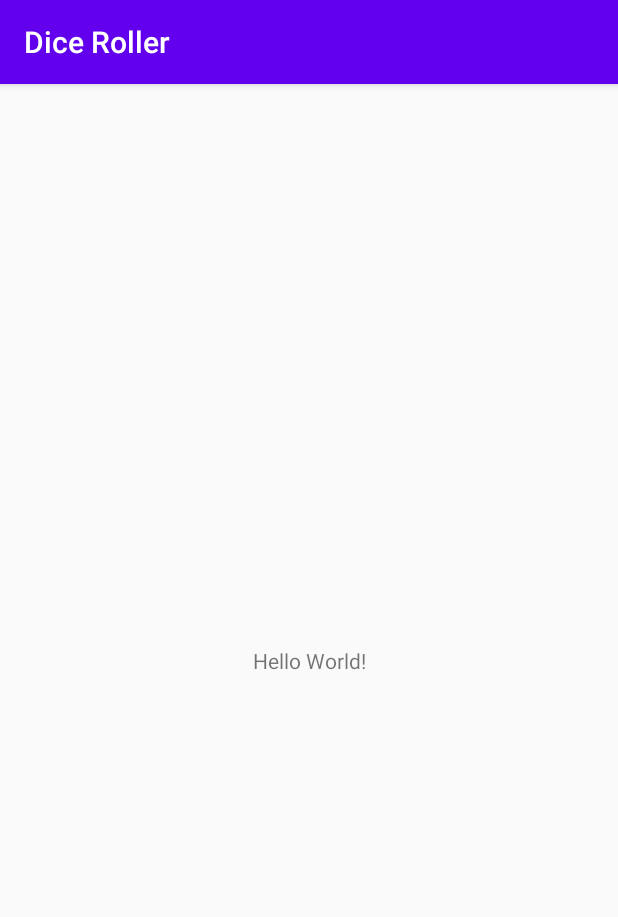
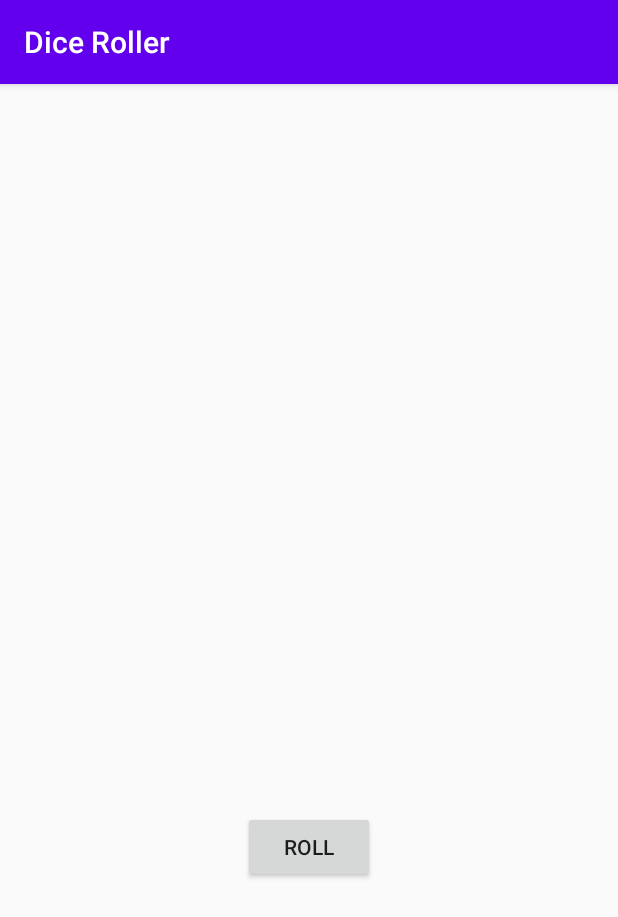
Before and after one commit to iaohs/DiceRoller, an Android app: the screen it shows after launch (MainActivity), on a phone screen of 412 x 824 dp. Shown: the top 917 px of the screen. Run offline under Robolectric (Android 15) with nearby library versions, the phone set to English and light mode, and no system bars.

Commit message:
added logic for dice roll

```diff
--- a/app/src/main/java/com/example/sample/diceroller/MainActivity.kt
+++ b/app/src/main/java/com/example/sample/diceroller/MainActivity.kt
@@ -2,11 +2,36 @@ package com.example.sample.diceroller
 
 import androidx.appcompat.app.AppCompatActivity
 import android.os.Bundle
+import android.widget.Button
+import android.widget.ImageView
+import java.util.*
 
 class MainActivity : AppCompatActivity() {
+
+    lateinit var diceImage: ImageView
 
     override fun onCreate(savedInstanceState: Bundle?) {
         super.onCreate(savedInstanceState)
         setContentView(R.layout.activity_main)
+
+        val rollButton: Button = findViewById(R.id.roll_button)
+        rollButton.setOnClickListener {
+            rollDice()
+        }
+
+        diceImage = findViewById(R.id.dice_image)
+    }
+
+    private fun rollDice() {
+        val randomInt = Random().nextInt(6) + 1
+        var diceImageSource = when(randomInt) {
+            1 -> R.drawable.dice_1
+            2 -> R.drawable.dice_2
+            3 -> R.drawable.dice_3
+            4 -> R.drawable.dice_4
+            5 -> R.drawable.dice_5
+            else -> R.drawable.dice_6
+        }
+        diceImage.setImageResource(diceImageSource)
     }
 }
--- /dev/null
+++ b/app/src/main/res/drawable/dice_1.xml
@@ -0,0 +1,66 @@
+<!--
+  ~ Copyright 2018, The Android Open Source Project
+  ~
+  ~ Licensed under the Apache License, Version 2.0 (the "License");
+  ~ you may not use this file except in compliance with the License.
+  ~ You may obtain a copy of the License at
+  ~
+  ~     http://www.apache.org/licenses/LICENSE-2.0
+  ~
+  ~ Unless required by applicable law or agreed to in writing, software
+  ~ distributed under the License is distributed on an "AS IS" BASIS,
+  ~ WITHOUT WARRANTIES OR CONDITIONS OF ANY KIND, either express or implied.
+  ~ See the License for the specific language governing permissions and
+  ~ limitations under the License.
+  -->
+
+<vector xmlns:android="http://schemas.android.com/apk/res/android"
+    android:width="200dp"
+    android:height="250dp"
+    android:viewportWidth="800"
+    android:viewportHeight="1000">
+    <path
+        android:fillAlpha="0.5"
+        android:fillColor="#eee"
+        android:pathData="M740.8,635.42c-68.27,90.47 -249.77,201.76 -316,240.63a50.7,50.7 0,0 1,-49.93 0.81c-64.19,-35 -234.09,-133.88 -315.65,-242a14.69,14.69 0,0 1,-0.12 -17.49c77.58,-106.29 159.67,-258.89 341.06,-258.89 182,0 242.19,139.08 340.27,258.88A14.62,14.62 0,0 1,740.8 635.42Z"
+        android:strokeAlpha="0.5" />
+    <path
+        android:fillColor="#bdbdbd"
+        android:pathData="M704.9,630l-294.29,191.06l0,-340.85l294.29,-191.06l0,340.85z" />
+    <path
+        android:fillColor="#e0e0e0"
+        android:pathData="M97.59,630l294.29,191.06l0,-340.85l-294.29,-191.06l0,340.85z" />
+    <path
+        android:fillColor="#f5f5f5"
+        android:pathData="M400.14,464.73l-293.19,-191.45l293.19,-156.31l295.39,156.31l-295.39,191.45z" />
+    <path
+        android:fillColor="#eee"
+        android:pathData="M106.95,273.28l-9.36,15.87l294.29,191.06l8.26,-15.48l-293.19,-191.45z" />
+    <path
+        android:fillColor="#e0e0e0"
+        android:pathData="M695.53,273.28l9.37,15.87l-294.29,191.06l-10.47,-15.48l295.39,-191.45z" />
+    <path
+        android:fillColor="#eee"
+        android:pathData="M391.88,480.21h18.73v340.85h-18.73z" />
+    <path
+        android:fillColor="#f5f5f5"
+        android:pathData="M400.14,464.73l-8.26,15.48l18.73,0l-10.47,-15.48z" />
+    <path
+        android:fillColor="#78c257"
+        android:pathData="M397.45,297.62a16.9,28.71 97.07,1 0,4.16 -33.54a16.9,28.71 97.07,1 0,-4.16 33.54z" />
+    <path
+        android:fillColor="#78c257"
+        android:pathData="M297.17,539.02a30.12,16.11 53.82,1 0,26.01 -19.02a30.12,16.11 53.82,1 0,-26.01 19.02z" />
+    <path
+        android:fillColor="#78c257"
+        android:pathData="M161.96,588.24a30.12,16.11 53.82,1 0,26.01 -19.02a30.12,16.11 53.82,1 0,-26.01 19.02z" />
+    <path
+        android:fillColor="#78c257"
+        android:pathData="M551.15,579.45a30.12,16.11 126.18,1 0,35.56 -48.62a30.12,16.11 126.18,1 0,-35.56 48.62z" />
+    <path
+        android:fillColor="#78c257"
+        android:pathData="M469.12,549.58a30.12,16.11 126.18,1 0,35.56 -48.62a30.12,16.11 126.18,1 0,-35.56 48.62z" />
+    <path
+        android:fillColor="#78c257"
+        android:pathData="M633.17,609.29a30.12,16.11 126.18,1 0,35.56 -48.62a30.12,16.11 126.18,1 0,-35.56 48.62z" />
+</vector>
--- /dev/null
+++ b/app/src/main/res/drawable/dice_2.xml
@@ -0,0 +1,66 @@
+<!--
+  ~ Copyright 2018, The Android Open Source Project
+  ~
+  ~ Licensed under the Apache License, Version 2.0 (the "License");
+  ~ you may not use this file except in compliance with the License.
+  ~ You may obtain a copy of the License at
+  ~
+  ~     http://www.apache.org/licenses/LICENSE-2.0
+  ~
+  ~ Unless required by applicable law or agreed to in writing, software
+  ~ distributed under the License is distributed on an "AS IS" BASIS,
+  ~ WITHOUT WARRANTIES OR CONDITIONS OF ANY KIND, either express or implied.
+  ~ See the License for the specific language governing permissions and
+  ~ limitations under the License.
+  -->
+
+<vector xmlns:android="http://schemas.android.com/apk/res/android"
+    android:width="200dp"
+    android:height="250dp"
+    android:viewportWidth="800"
+    android:viewportHeight="1000">
+    <path
+        android:fillAlpha="0.5"
+        android:fillColor="#eee"
+        android:pathData="M740.8,635.42c-68.27,90.47 -249.77,201.76 -316,240.63a50.7,50.7 0,0 1,-49.93 0.81c-64.19,-35 -234.09,-133.88 -315.65,-242a14.69,14.69 0,0 1,-0.12 -17.49c77.58,-106.29 159.67,-258.89 341.06,-258.89 182,0 242.19,139.08 340.27,258.88A14.62,14.62 0,0 1,740.8 635.42Z"
+        android:strokeAlpha="0.5" />
+    <path
+        android:fillColor="#bdbdbd"
+        android:pathData="M704.9,630l-294.29,191.06l0,-340.85l294.29,-191.06l0,340.85z" />
+    <path
+        android:fillColor="#e0e0e0"
+        android:pathData="M97.59,630l294.29,191.06l0,-340.85l-294.29,-191.06l0,340.85z" />
+    <path
+        android:fillColor="#f5f5f5"
+        android:pathData="M400.14,464.73l-293.19,-191.45l293.19,-156.31l295.39,156.31l-295.39,191.45z" />
+    <path
+        android:fillColor="#eee"
+        android:pathData="M106.95,273.28l-9.36,15.87l294.29,191.06l8.26,-15.48l-293.19,-191.45z" />
+    <path
+        android:fillColor="#e0e0e0"
+        android:pathData="M695.53,273.28l9.37,15.87l-294.29,191.06l-10.47,-15.48l295.39,-191.45z" />
+    <path
+        android:fillColor="#eee"
+        android:pathData="M391.88,480.21h18.73v340.85h-18.73z" />
+    <path
+        android:fillColor="#f5f5f5"
+        android:pathData="M400.14,464.73l-8.26,15.48l18.73,0l-10.47,-15.48z" />
+    <path
+        android:fillColor="#78c257"
+        android:pathData="M520.85,303.25a16.9,28.71 97.07,1 0,4.16 -33.54a16.9,28.71 97.07,1 0,-4.16 33.54z" />
+    <path
+        android:fillColor="#78c257"
+        android:pathData="M273.33,291.99a16.9,28.71 97.07,1 0,4.16 -33.54a16.9,28.71 97.07,1 0,-4.16 33.54z" />
+    <path
+        android:fillColor="#78c257"
+        android:pathData="M229.56,563.64a30.12,16.11 53.82,1 0,26.01 -19.02a30.12,16.11 53.82,1 0,-26.01 19.02z" />
+    <path
+        android:fillColor="#78c257"
+        android:pathData="M311.58,533.77a30.12,16.11 53.82,1 0,26.01 -19.02a30.12,16.11 53.82,1 0,-26.01 19.02z" />
+    <path
+        android:fillColor="#78c257"
+        android:pathData="M147.54,593.49a30.12,16.11 53.82,1 0,26.01 -19.02a30.12,16.11 53.82,1 0,-26.01 19.02z" />
+    <path
+        android:fillColor="#78c257"
+        android:pathData="M551.15,579.45a30.12,16.11 126.18,1 0,35.56 -48.62a30.12,16.11 126.18,1 0,-35.56 48.62z" />
+</vector>
--- /dev/null
+++ b/app/src/main/res/drawable/dice_3.xml
@@ -0,0 +1,66 @@
+<!--
+  ~ Copyright 2018, The Android Open Source Project
+  ~
+  ~ Licensed under the Apache License, Version 2.0 (the "License");
+  ~ you may not use this file except in compliance with the License.
+  ~ You may obtain a copy of the License at
+  ~
+  ~     http://www.apache.org/licenses/LICENSE-2.0
+  ~
+  ~ Unless required by applicable law or agreed to in writing, software
+  ~ distributed under the License is distributed on an "AS IS" BASIS,
+  ~ WITHOUT WARRANTIES OR CONDITIONS OF ANY KIND, either express or implied.
+  ~ See the License for the specific language governing permissions and
+  ~ limitations under the License.
+  -->
+
+<vector xmlns:android="http://schemas.android.com/apk/res/android"
+    android:width="200dp"
+    android:height="250dp"
+    android:viewportWidth="800"
+    android:viewportHeight="1000">
+    <path
+        android:fillAlpha="0.5"
+        android:fillColor="#eee"
+        android:pathData="M740.8,635.42c-68.27,90.47 -249.77,201.76 -316,240.63a50.7,50.7 0,0 1,-49.93 0.81c-64.19,-35 -234.09,-133.88 -315.65,-242a14.69,14.69 0,0 1,-0.12 -17.49c77.58,-106.29 159.67,-258.89 341.06,-258.89 182,0 242.19,139.08 340.27,258.88A14.62,14.62 0,0 1,740.8 635.42Z"
+        android:strokeAlpha="0.5" />
+    <path
+        android:fillColor="#bdbdbd"
+        android:pathData="M704.9,630l-294.29,191.06l0,-340.85l294.29,-191.06l0,340.85z" />
+    <path
+        android:fillColor="#e0e0e0"
+        android:pathData="M97.59,630l294.29,191.06l0,-340.85l-294.29,-191.06l0,340.85z" />
+    <path
+        android:fillColor="#f5f5f5"
+        android:pathData="M400.14,464.73l-293.19,-191.45l293.19,-156.31l295.39,156.31l-295.39,191.45z" />
+    <path
+        android:fillColor="#eee"
+        android:pathData="M106.95,273.28l-9.36,15.87l294.29,191.06l8.26,-15.48l-293.19,-191.45z" />
+    <path
+        android:fillColor="#e0e0e0"
+        android:pathData="M695.53,273.28l9.37,15.87l-294.29,191.06l-10.47,-15.48l295.39,-191.45z" />
+    <path
+        android:fillColor="#eee"
+        android:pathData="M391.88,480.21h18.73v340.85h-18.73z" />
+    <path
+        android:fillColor="#f5f5f5"
+        android:pathData="M400.14,464.73l-8.26,15.48l18.73,0l-10.47,-15.48z" />
+    <path
+        android:fillColor="#78c257"
+        android:pathData="M398.11,297.62a16.9,28.71 97.07,1 0,4.16 -33.54a16.9,28.71 97.07,1 0,-4.16 33.54z" />
+    <path
+        android:fillColor="#78c257"
+        android:pathData="M548.27,304.46a16.9,28.71 97.07,1 0,4.16 -33.54a16.9,28.71 97.07,1 0,-4.16 33.54z" />
+    <path
+        android:fillColor="#78c257"
+        android:pathData="M247.95,290.79a16.9,28.71 97.07,1 0,4.16 -33.54a16.9,28.71 97.07,1 0,-4.16 33.54z" />
+    <path
+        android:fillColor="#78c257"
+        android:pathData="M229.56,563.64a30.12,16.11 53.82,1 0,26.01 -19.02a30.12,16.11 53.82,1 0,-26.01 19.02z" />
+    <path
+        android:fillColor="#78c257"
+        android:pathData="M483.54,554.83a30.12,16.11 126.18,1 0,35.56 -48.62a30.12,16.11 126.18,1 0,-35.56 48.62z" />
+    <path
+        android:fillColor="#78c257"
+        android:pathData="M618.75,604.04a30.12,16.11 126.18,1 0,35.56 -48.62a30.12,16.11 126.18,1 0,-35.56 48.62z" />
+</vector>
--- /dev/null
+++ b/app/src/main/res/drawable/dice_4.xml
@@ -0,0 +1,69 @@
+<!--
+  ~ Copyright 2018, The Android Open Source Project
+  ~
+  ~ Licensed under the Apache License, Version 2.0 (the "License");
+  ~ you may not use this file except in compliance with the License.
+  ~ You may obtain a copy of the License at
+  ~
+  ~     http://www.apache.org/licenses/LICENSE-2.0
+  ~
+  ~ Unless required by applicable law or agreed to in writing, software
+  ~ distributed under the License is distributed on an "AS IS" BASIS,
+  ~ WITHOUT WARRANTIES OR CONDITIONS OF ANY KIND, either express or implied.
+  ~ See the License for the specific language governing permissions and
+  ~ limitations under the License.
+  -->
+
+<vector xmlns:android="http://schemas.android.com/apk/res/android"
+    android:width="200dp"
+    android:height="250dp"
+    android:viewportWidth="800"
+    android:viewportHeight="1000">
+    <path
+        android:fillAlpha="0.5"
+        android:fillColor="#eee"
+        android:pathData="M740.8,635.42c-68.27,90.47 -249.77,201.76 -316,240.63a50.7,50.7 0,0 1,-49.93 0.81c-64.19,-35 -234.09,-133.88 -315.65,-242a14.69,14.69 0,0 1,-0.12 -17.49c77.58,-106.29 159.67,-258.89 341.06,-258.89 182,0 242.19,139.08 340.27,258.88A14.62,14.62 0,0 1,740.8 635.42Z"
+        android:strokeAlpha="0.5" />
+    <path
+        android:fillColor="#bdbdbd"
+        android:pathData="M704.9,630l-294.29,191.06l0,-340.85l294.29,-191.06l0,340.85z" />
+    <path
+        android:fillColor="#e0e0e0"
+        android:pathData="M97.59,630l294.29,191.06l0,-340.85l-294.29,-191.06l0,340.85z" />
+    <path
+        android:fillColor="#f5f5f5"
+        android:pathData="M400.14,464.73l-293.19,-191.45l293.19,-156.31l295.39,156.31l-295.39,191.45z" />
+    <path
+        android:fillColor="#eee"
+        android:pathData="M106.95,273.28l-9.36,15.87l294.29,191.06l8.26,-15.48l-293.19,-191.45z" />
+    <path
+        android:fillColor="#e0e0e0"
+        android:pathData="M695.53,273.28l9.37,15.87l-294.29,191.06l-10.47,-15.48l295.39,-191.45z" />
+    <path
+        android:fillColor="#eee"
+        android:pathData="M391.88,480.21h18.73v340.85h-18.73z" />
+    <path
+        android:fillColor="#f5f5f5"
+        android:pathData="M400.14,464.73l-8.26,15.48l18.73,0l-10.47,-15.48z" />
+    <path
+        android:fillColor="#78c257"
+        android:pathData="M530.08,303.65a16.9,28.71 97.07,1 0,4.16 -33.54a16.9,28.71 97.07,1 0,-4.16 33.54z" />
+    <path
+        android:fillColor="#78c257"
+        android:pathData="M389.68,218.17a16.9,28.71 97.07,1 0,4.16 -33.54a16.9,28.71 97.07,1 0,-4.16 33.54z" />
+    <path
+        android:fillColor="#78c257"
+        android:pathData="M405.35,377.09a16.9,28.71 97.07,1 0,4.16 -33.54a16.9,28.71 97.07,1 0,-4.16 33.54z" />
+    <path
+        android:fillColor="#78c257"
+        android:pathData="M264.95,291.6a16.9,28.71 97.07,1 0,4.16 -33.54a16.9,28.71 97.07,1 0,-4.16 33.54z" />
+    <path
+        android:fillColor="#78c257"
+        android:pathData="M297.17,541.59a30.12,16.11 53.82,1 0,26.01 -19.02a30.12,16.11 53.82,1 0,-26.01 19.02z" />
+    <path
+        android:fillColor="#78c257"
+        android:pathData="M161.96,590.81a30.12,16.11 53.82,1 0,26.01 -19.02a30.12,16.11 53.82,1 0,-26.01 19.02z" />
+    <path
+        android:fillColor="#78c257"
+        android:pathData="M551.15,579.45a30.12,16.11 126.18,1 0,35.56 -48.62a30.12,16.11 126.18,1 0,-35.56 48.62z" />
+</vector>
--- /dev/null
+++ b/app/src/main/res/drawable/dice_5.xml
@@ -0,0 +1,75 @@
+<!--
+  ~ Copyright 2018, The Android Open Source Project
+  ~
+  ~ Licensed under the Apache License, Version 2.0 (the "License");
+  ~ you may not use this file except in compliance with the License.
+  ~ You may obtain a copy of the License at
+  ~
+  ~     http://www.apache.org/licenses/LICENSE-2.0
+  ~
+  ~ Unless required by applicable law or agreed to in writing, software
+  ~ distributed under the License is distributed on an "AS IS" BASIS,
+  ~ WITHOUT WARRANTIES OR CONDITIONS OF ANY KIND, either express or implied.
+  ~ See the License for the specific language governing permissions and
+  ~ limitations under the License.
+  -->
+
+<vector xmlns:android="http://schemas.android.com/apk/res/android"
+    android:width="200dp"
+    android:height="250dp"
+    android:viewportWidth="800"
+    android:viewportHeight="1000">
+    <path
+        android:fillAlpha="0.5"
+        android:fillColor="#eee"
+        android:pathData="M740.8,635.42c-68.27,90.47 -249.77,201.76 -316,240.63a50.7,50.7 0,0 1,-49.93 0.81c-64.19,-35 -234.09,-133.88 -315.65,-242a14.69,14.69 0,0 1,-0.12 -17.49c77.58,-106.29 159.67,-258.89 341.06,-258.89 182,0 242.19,139.08 340.27,258.88A14.62,14.62 0,0 1,740.8 635.42Z"
+        android:strokeAlpha="0.5" />
+    <path
+        android:fillColor="#bdbdbd"
+        android:pathData="M704.9,630l-294.29,191.06l0,-340.85l294.29,-191.06l0,340.85z" />
+    <path
+        android:fillColor="#e0e0e0"
+        android:pathData="M97.59,630l294.29,191.06l0,-340.85l-294.29,-191.06l0,340.85z" />
+    <path
+        android:fillColor="#f5f5f5"
+        android:pathData="M400.14,464.73l-293.19,-191.45l293.19,-156.31l295.39,156.31l-295.39,191.45z" />
+    <path
+        android:fillColor="#eee"
+        android:pathData="M106.95,273.28l-9.36,15.87l294.29,191.06l8.26,-15.48l-293.19,-191.45z" />
+    <path
+        android:fillColor="#e0e0e0"
+        android:pathData="M695.53,273.28l9.37,15.87l-294.29,191.06l-10.47,-15.48l295.39,-191.45z" />
+    <path
+        android:fillColor="#eee"
+        android:pathData="M391.88,480.21h18.73v340.85h-18.73z" />
+    <path
+        android:fillColor="#f5f5f5"
+        android:pathData="M400.14,464.73l-8.26,15.48l18.73,0l-10.47,-15.48z" />
+    <path
+        android:fillColor="#78c257"
+        android:pathData="M397.05,297.63a16.9,28.71 97.07,1 0,4.16 -33.54a16.9,28.71 97.07,1 0,-4.16 33.54z" />
+    <path
+        android:fillColor="#78c257"
+        android:pathData="M547.21,304.45a16.9,28.71 97.07,1 0,4.16 -33.54a16.9,28.71 97.07,1 0,-4.16 33.54z" />
+    <path
+        android:fillColor="#78c257"
+        android:pathData="M388.17,207.62a16.9,28.71 97.07,1 0,4.16 -33.54a16.9,28.71 97.07,1 0,-4.16 33.54z" />
+    <path
+        android:fillColor="#78c257"
+        android:pathData="M405.93,387.62a16.9,28.71 97.07,1 0,4.16 -33.54a16.9,28.71 97.07,1 0,-4.16 33.54z" />
+    <path
+        android:fillColor="#78c257"
+        android:pathData="M246.89,290.79a16.9,28.71 97.07,1 0,4.16 -33.54a16.9,28.71 97.07,1 0,-4.16 33.54z" />
+    <path
+        android:fillColor="#78c257"
+        android:pathData="M229.56,563.64a30.12,16.11 53.82,1 0,26.01 -19.02a30.12,16.11 53.82,1 0,-26.01 19.02z" />
+    <path
+        android:fillColor="#78c257"
+        android:pathData="M551.15,579.45a30.12,16.11 126.18,1 0,35.56 -48.62a30.12,16.11 126.18,1 0,-35.56 48.62z" />
+    <path
+        android:fillColor="#78c257"
+        android:pathData="M469.12,549.58a30.12,16.11 126.18,1 0,35.56 -48.62a30.12,16.11 126.18,1 0,-35.56 48.62z" />
+    <path
+        android:fillColor="#78c257"
+        android:pathData="M633.17,609.29a30.12,16.11 126.18,1 0,35.56 -48.62a30.12,16.11 126.18,1 0,-35.56 48.62z" />
+</vector>
--- /dev/null
+++ b/app/src/main/res/drawable/dice_6.xml
@@ -0,0 +1,81 @@
+<!--
+  ~ Copyright 2018, The Android Open Source Project
+  ~
+  ~ Licensed under the Apache License, Version 2.0 (the "License");
+  ~ you may not use this file except in compliance with the License.
+  ~ You may obtain a copy of the License at
+  ~
+  ~     http://www.apache.org/licenses/LICENSE-2.0
+  ~
+  ~ Unless required by applicable law or agreed to in writing, software
+  ~ distributed under the License is distributed on an "AS IS" BASIS,
+  ~ WITHOUT WARRANTIES OR CONDITIONS OF ANY KIND, either express or implied.
+  ~ See the License for the specific language governing permissions and
+  ~ limitations under the License.
+  -->
+
+<vector xmlns:android="http://schemas.android.com/apk/res/android"
+    android:width="200dp"
+    android:height="250dp"
+    android:viewportWidth="800"
+    android:viewportHeight="1000">
+    <path
+        android:fillAlpha="0.5"
+        android:fillColor="#eee"
+        android:pathData="M740.8,635.42c-68.27,90.47 -249.77,201.76 -316,240.63a50.7,50.7 0,0 1,-49.93 0.81c-64.19,-35 -234.09,-133.88 -315.65,-242a14.69,14.69 0,0 1,-0.12 -17.49c77.58,-106.29 159.67,-258.89 341.06,-258.89 182,0 242.19,139.08 340.27,258.88A14.62,14.62 0,0 1,740.8 635.42Z"
+        android:strokeAlpha="0.5" />
+    <path
+        android:fillColor="#bdbdbd"
+        android:pathData="M704.9,630l-294.29,191.06l0,-340.85l294.29,-191.06l0,340.85z" />
+    <path
+        android:fillColor="#e0e0e0"
+        android:pathData="M97.59,630l294.29,191.06l0,-340.85l-294.29,-191.06l0,340.85z" />
+    <path
+        android:fillColor="#f5f5f5"
+        android:pathData="M400.14,464.73l-293.19,-191.45l293.19,-156.31l295.39,156.31l-295.39,191.45z" />
+    <path
+        android:fillColor="#eee"
+        android:pathData="M106.95,273.28l-9.36,15.87l294.29,191.06l8.26,-15.48l-293.19,-191.45z" />
+    <path
+        android:fillColor="#e0e0e0"
+        android:pathData="M695.53,273.28l9.37,15.87l-294.29,191.06l-10.47,-15.48l295.39,-191.45z" />
+    <path
+        android:fillColor="#eee"
+        android:pathData="M391.88,480.21h18.73v340.85h-18.73z" />
+    <path
+        android:fillColor="#f5f5f5"
+        android:pathData="M400.14,464.73l-8.26,15.48l18.73,0l-10.47,-15.48z" />
+    <path
+        android:fillColor="#78c257"
+        android:pathData="M326.53,254.89a16.9,28.71 97.07,1 0,4.16 -33.54a16.9,28.71 97.07,1 0,-4.16 33.54z" />
+    <path
+        android:fillColor="#78c257"
+        android:pathData="M537.57,298.78a16.9,28.71 97.07,1 0,4.16 -33.54a16.9,28.71 97.07,1 0,-4.16 33.54z" />
+    <path
+        android:fillColor="#78c257"
+        android:pathData="M397.17,213.3a16.9,28.71 97.07,1 0,4.16 -33.54a16.9,28.71 97.07,1 0,-4.16 33.54z" />
+    <path
+        android:fillColor="#78c257"
+        android:pathData="M396.31,381.95a16.9,28.71 97.07,1 0,4.16 -33.54a16.9,28.71 97.07,1 0,-4.16 33.54z" />
+    <path
+        android:fillColor="#78c257"
+        android:pathData="M255.91,296.47a16.9,28.71 97.07,1 0,4.16 -33.54a16.9,28.71 97.07,1 0,-4.16 33.54z" />
+    <path
+        android:fillColor="#78c257"
+        android:pathData="M466.93,340.37a16.9,28.71 97.07,1 0,4.16 -33.54a16.9,28.71 97.07,1 0,-4.16 33.54z" />
+    <path
+        android:fillColor="#78c257"
+        android:pathData="M230,563.64a30.12,16.11 53.82,1 0,26.01 -19.02a30.12,16.11 53.82,1 0,-26.01 19.02z" />
+    <path
+        android:fillColor="#78c257"
+        android:pathData="M312.02,533.78a30.12,16.11 53.82,1 0,26.01 -19.02a30.12,16.11 53.82,1 0,-26.01 19.02z" />
+    <path
+        android:fillColor="#78c257"
+        android:pathData="M147.96,593.48a30.12,16.11 53.82,1 0,26.01 -19.02a30.12,16.11 53.82,1 0,-26.01 19.02z" />
+    <path
+        android:fillColor="#78c257"
+        android:pathData="M483.54,554.83a30.12,16.11 126.18,1 0,35.56 -48.62a30.12,16.11 126.18,1 0,-35.56 48.62z" />
+    <path
+        android:fillColor="#78c257"
+        android:pathData="M618.75,604.04a30.12,16.11 126.18,1 0,35.56 -48.62a30.12,16.11 126.18,1 0,-35.56 48.62z" />
+</vector>
--- /dev/null
+++ b/app/src/main/res/drawable/empty_dice.xml
@@ -0,0 +1,27 @@
+<!--
+  ~ Copyright 2018, The Android Open Source Project
+  ~
+  ~ Licensed under the Apache License, Version 2.0 (the "License");
+  ~ you may not use this file except in compliance with the License.
+  ~ You may obtain a copy of the License at
+  ~
+  ~     http://www.apache.org/licenses/LICENSE-2.0
+  ~
+  ~ Unless required by applicable law or agreed to in writing, software
+  ~ distributed under the License is distributed on an "AS IS" BASIS,
+  ~ WITHOUT WARRANTIES OR CONDITIONS OF ANY KIND, either express or implied.
+  ~ See the License for the specific language governing permissions and
+  ~ limitations under the License.
+  -->
+
+<vector xmlns:android="http://schemas.android.com/apk/res/android"
+    android:width="200dp"
+    android:height="250dp"
+    android:viewportWidth="800"
+    android:viewportHeight="1000">
+
+    <path
+        android:fillColor="#00000000"
+        android:pathData="M0,0l0,0z" />
+
+</vector>
--- a/app/src/main/res/layout/activity_main.xml
+++ b/app/src/main/res/layout/activity_main.xml
@@ -1,18 +1,24 @@
 <?xml version="1.0" encoding="utf-8"?>
-<androidx.constraintlayout.widget.ConstraintLayout xmlns:android="http://schemas.android.com/apk/res/android"
-    xmlns:app="http://schemas.android.com/apk/res-auto"
+<LinearLayout xmlns:android="http://schemas.android.com/apk/res/android"
     xmlns:tools="http://schemas.android.com/tools"
     android:layout_width="match_parent"
-    android:layout_height="match_parent"
+    android:layout_height="wrap_content"
+    android:orientation="vertical"
+    android:layout_gravity="center_vertical"
     tools:context=".MainActivity">
 
-    <TextView
+    <ImageView
+        android:id="@+id/dice_image"
         android:layout_width="wrap_content"
         android:layout_height="wrap_content"
-        android:text="Hello World!"
-        app:layout_constraintBottom_toBottomOf="parent"
-        app:layout_constraintLeft_toLeftOf="parent"
-        app:layout_constraintRight_toRightOf="parent"
-        app:layout_constraintTop_toTopOf="parent" />
+        android:layout_gravity="center_horizontal"
+        android:src="@drawable/empty_dice"/>
 
-</androidx.constraintlayout.widget.ConstraintLayout>
+    <Button
+        android:id="@+id/roll_button"
+        android:layout_width="wrap_content"
+        android:layout_height="wrap_content"
+        android:layout_gravity="center_horizontal"
+        android:text="@string/roll"/>
+
+</LinearLayout>
--- a/app/src/main/res/values/strings.xml
+++ b/app/src/main/res/values/strings.xml
@@ -1,3 +1,4 @@
 <resources>
     <string name="app_name">Dice Roller</string>
+    <string name="roll">Roll</string>
 </resources>
```
